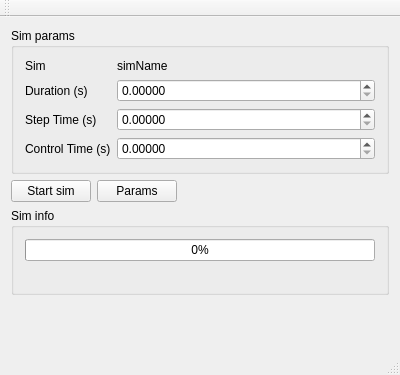
Qt form gsim.ui (koalakoker/gSim) before a commit.
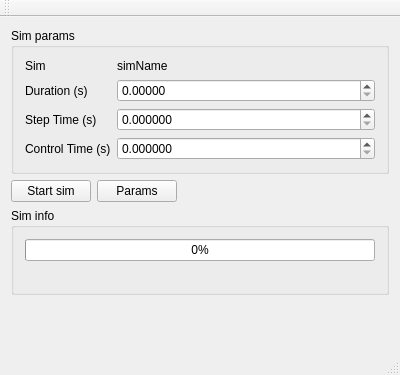
The same form after that commit.

```diff
--- a/gsim.ui
+++ b/gsim.ui
@@ -47,7 +47,7 @@
          <item row="2" column="1">
           <widget class="QDoubleSpinBox" name="stepTime">
            <property name="decimals">
-            <number>5</number>
+            <number>6</number>
            </property>
           </widget>
          </item>
@@ -61,7 +61,7 @@
          <item row="3" column="1">
           <widget class="QDoubleSpinBox" name="controlTime">
            <property name="decimals">
-            <number>5</number>
+            <number>6</number>
            </property>
           </widget>
          </item>
```
Left out of the diff: 2 changed lines with no effect on the pictures.
